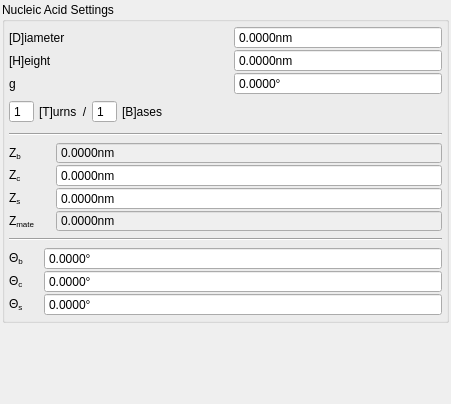
Above: ui/panels/nucleic_acid/panel.ui from NATuG3/NATuG3 before the change. Below: the same form after it.
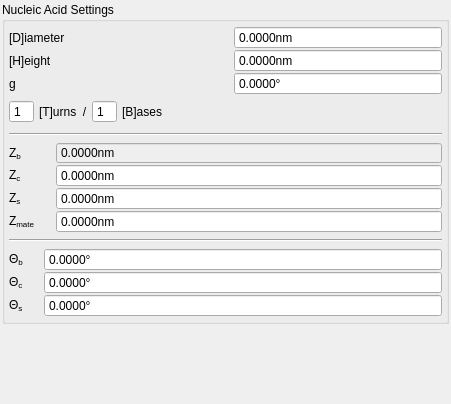
That is the form after the change.

Commit message: Added Z_mate to panel

```diff
--- a/ui/panels/nucleic_acid/panel.ui
+++ b/ui/panels/nucleic_acid/panel.ui
@@ -723,12 +723,10 @@
         <item row="3" column="1">
          <widget class="QDoubleSpinBox" name="Z_mate">
           <property name="enabled">
-           <bool>false</bool>
+           <bool>true</bool>
           </property>
           <property name="styleSheet">
-           <string notr="true">QDoubleSpinBox::disabled{background-color: rgb(240, 240,
-                                                240); color: black}
-                                            </string>
+           <string notr="true"/>
           </property>
           <property name="buttonSymbols">
            <enum>QAbstractSpinBox::NoButtons</enum>
```
The commit also changes 3 other files.
